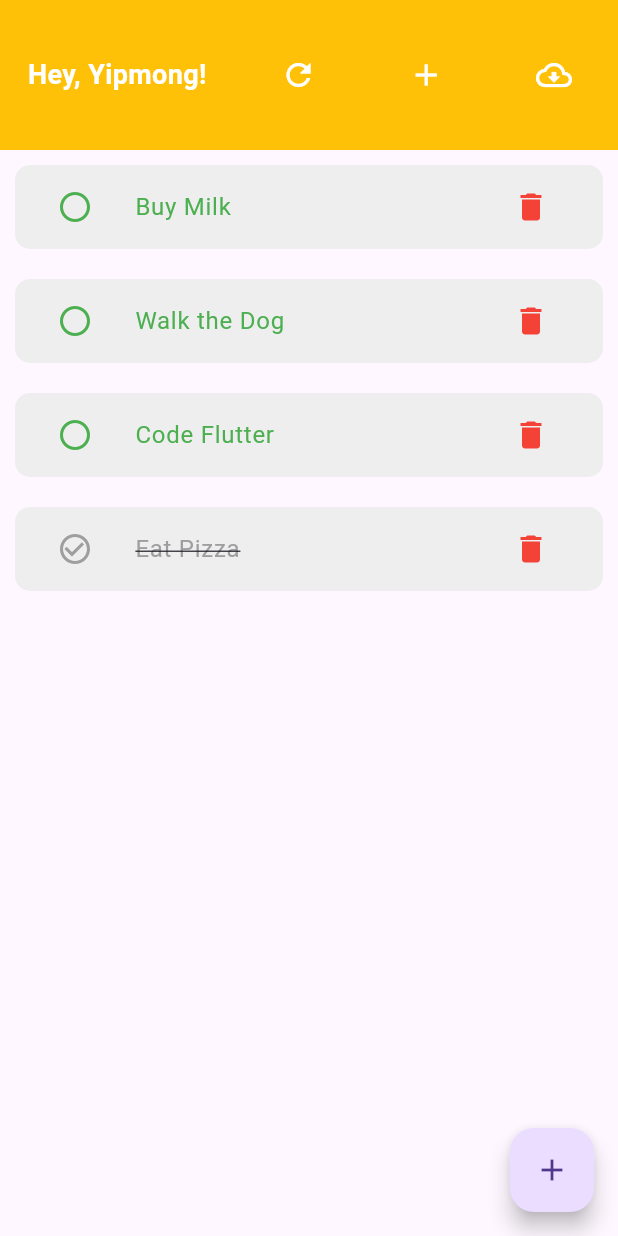
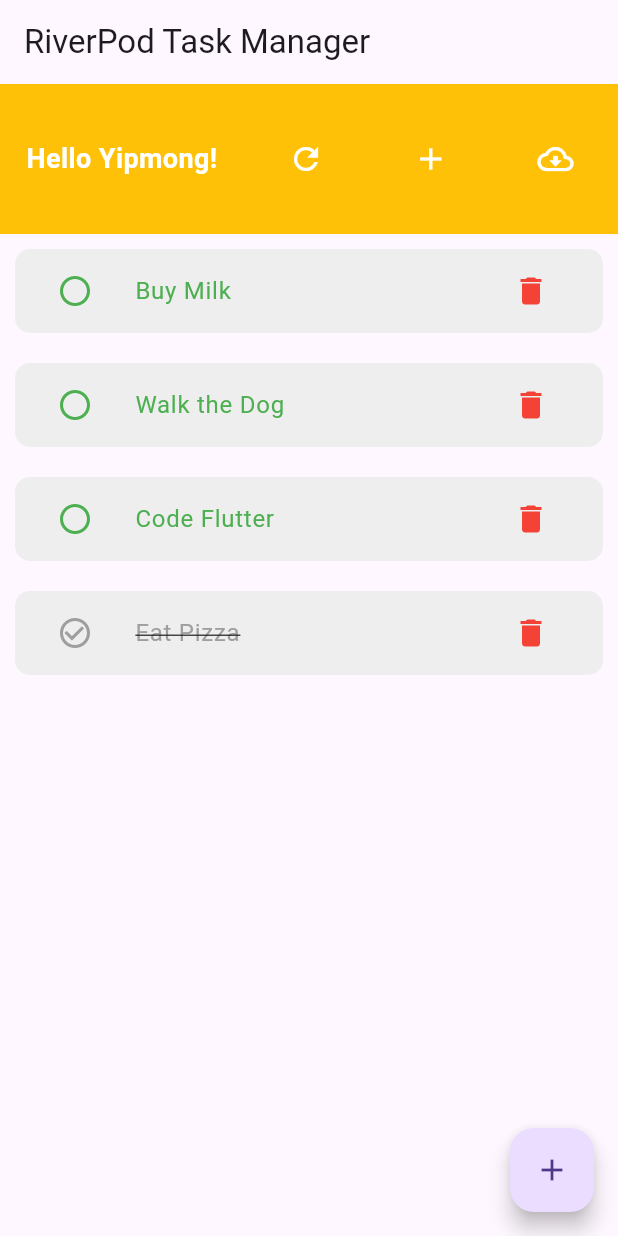
Before and after one commit to Syipmong/Learning_paths, a Flutter app: the screen it shows after launch, on a phone screen of 412 x 824 dp. Run offline on Flutter 3.47's test engine with Material 3 defaults, Android fonts, the phone set to English and light mode, and no system bars; our stand-ins replace flutter_riverpod, shared_preferences.

Commit message:
Integrate Riverpod for state management in MyApp and FirstScreen, enhance UI with dynamic app title, and improve error handling during task download

```diff
--- a/myapp/lib/main.dart
+++ b/myapp/lib/main.dart
@@ -1,24 +1,30 @@
 import 'dart:convert';
 
 import 'package:flutter/material.dart';
+import 'package:flutter_riverpod/flutter_riverpod.dart';
+import 'package:flutter_riverpod/legacy.dart';
 import 'package:shared_preferences/shared_preferences.dart';
 import 'package:http/http.dart' as http;
 
+final titleProvider = Provider<String>((ref) => "RiverPod Task Manager",);
+
 void main() {
-  runApp(const MyApp());
+  runApp(ProviderScope(child: const MyApp()));
 }
 
-class MyApp extends StatelessWidget {
+class MyApp extends ConsumerWidget {
   const MyApp({super.key});
 
   @override
-  Widget build(BuildContext context) {
-    return MaterialApp(debugShowCheckedModeBanner: false, home: FirstScreen());
+  Widget build(BuildContext context, WidgetRef ref) {
+    final String appTitle = ref.watch(titleProvider);
+    return MaterialApp(debugShowCheckedModeBanner: false, home: FirstScreen(appTitle: appTitle,));
   }
 }
 
 class FirstScreen extends StatefulWidget {
-  const FirstScreen({super.key});
+  final String appTitle;
+  const FirstScreen({super.key, required this.appTitle});
 
   @override
   State<FirstScreen> createState() => _FirstScreenState();
@@ -85,6 +91,7 @@ class _FirstScreenState extends State<FirstScreen> {
   @override
   Widget build(BuildContext context) {
     return Scaffold(
+      appBar: AppBar(title: Text(widget.appTitle),),
       body: Column(
         children: [
           Container(
@@ -96,7 +103,7 @@ class _FirstScreenState extends State<FirstScreen> {
                 mainAxisAlignment: .spaceAround,
                 children: [
                   Text(
-                    'Hey, Yipmong!',
+                    "Hello Yipmong!",
                     style: TextStyle(
                       fontWeight: .bold,
                       fontSize: 18,
@@ -132,14 +139,17 @@ class _FirstScreenState extends State<FirstScreen> {
                   ),
                   IconButton(
                     onPressed: _downloadTodo,
-                    icon: isLoading? SizedBox(
+                    icon: isLoading
+                        ? SizedBox(
                             width: 20,
                             height: 20,
                             child: CircularProgressIndicator(
                               backgroundColor: Colors.red,
-                        color: Colors.white, strokeWidth: 2,
+                              color: Colors.white,
+                              strokeWidth: 2,
                             ),
-                    ): Icon(
+                          )
+                        : Icon(
                             Icons.cloud_download_outlined,
                             color: Colors.white,
                           ),
@@ -250,21 +260,41 @@ class _FirstScreenState extends State<FirstScreen> {
     setState(() {
       isLoading = true;
     });
-    final response = await http.get(Uri.parse('https://jsonplaceholder.typicode.com/todos?_limit=5'), headers: {
+
+    try {
+      final response = await http.get(
+        Uri.parse('https://jsonplaceholder.typicode.com/todos?_limit=5'),
+        headers: {
           "Content-Type": "application/json",
           "Accept": "application/json",
-      },);
-    if (response.statusCode == 200){
+        },
+      );
+      if (response.statusCode == 200) {
         List<dynamic> dataList = jsonDecode(response.body);
         setState(() {
           isLoading = false;
-        for(var item in dataList){
-          tasks.add(Task(name: item['title'], isCompleted: item['completed']));
+          for (var item in dataList) {
+            tasks.add(
+              Task(name: item['title'], isCompleted: item['completed']),
+            );
             _saveTasks();
           }
         });
-    }else{
-      ScaffoldMessenger.of(context).showSnackBar(SnackBar(content: Text('Request failed with Status Code ${response.statusCode}'), backgroundColor: Colors.red,));
+      } else {
+        // ScaffoldMessenger.of(context).showSnackBar(SnackBar(content: Text('Request failed with Status Code ${response.statusCode}'), backgroundColor: Colors.red,));
+        throw Exception('Server Error: ${response.statusCode}');
+      }
+    } catch (e) {
+      ScaffoldMessenger.of(context).showSnackBar(
+        SnackBar(
+          content: Text('an error occured, please check your internet'),
+          backgroundColor: Colors.red,
+        ),
+      );
+    } finally {
+      setState(() {
+        isLoading = false;
+      });
     }
   }
 }
@@ -302,3 +332,22 @@ class Task {
   factory Task.fromMap(Map<String, dynamic> map) =>
       Task(name: map['name'], isCompleted: map['isCompleted']);
 }
+
+
+
+class TaskNotifier extends StateNotifier<List<Task>>{
+  TaskNotifier(): super([
+    Task(name: 'Yippy Rizz', isCompleted: false),
+    Task(name: 'Juicy Tosan', isCompleted: false)
+  ]);
+
+  void addTask(String task){
+    state = [Task(name: task, isCompleted: false), ...state];
+  }
+
+  void removeTask(int index){
+    state = [for (int i= 0; i < state.length; i++)
+      if(i!=index) state[i]
+    ];
+  }
+}
--- a/myapp/pubspec.yaml
+++ b/myapp/pubspec.yaml
@@ -36,6 +36,7 @@ dependencies:
   cupertino_icons: ^1.0.8
   shared_preferences: ^2.5.4
   http: ^1.6.0
+  flutter_riverpod: ^3.2.0
 
 dev_dependencies:
   flutter_test:
```
Also changed, not shown: myapp/pubspec.lock. Lines whose indentation alone changed are shown as unchanged.
